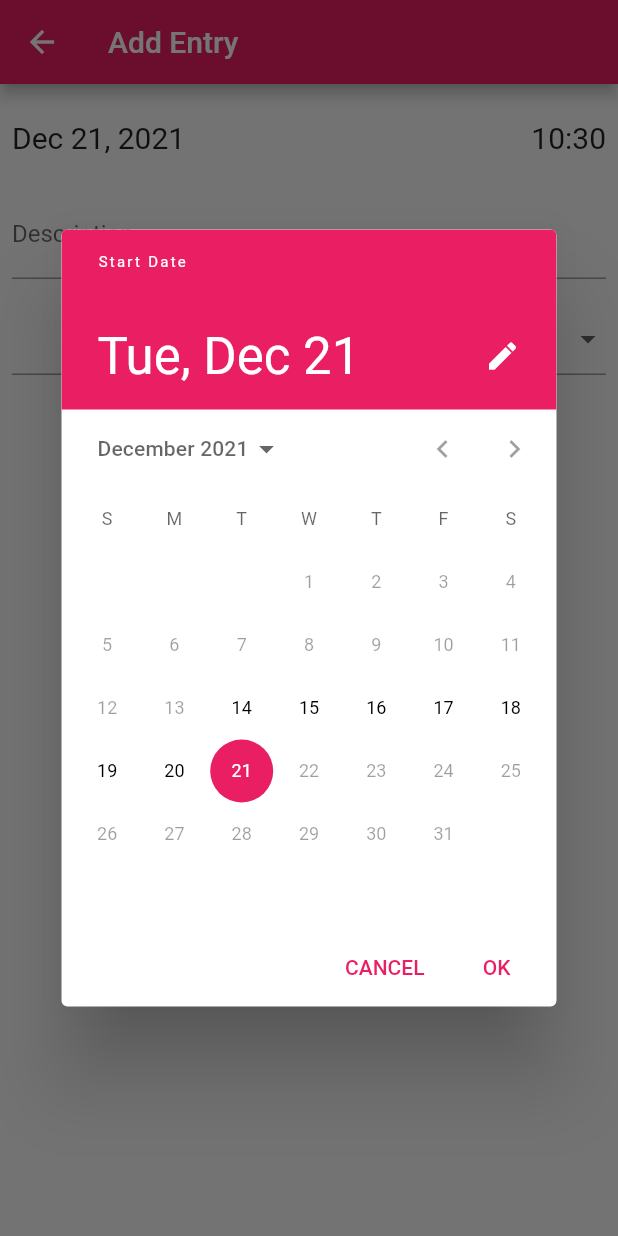
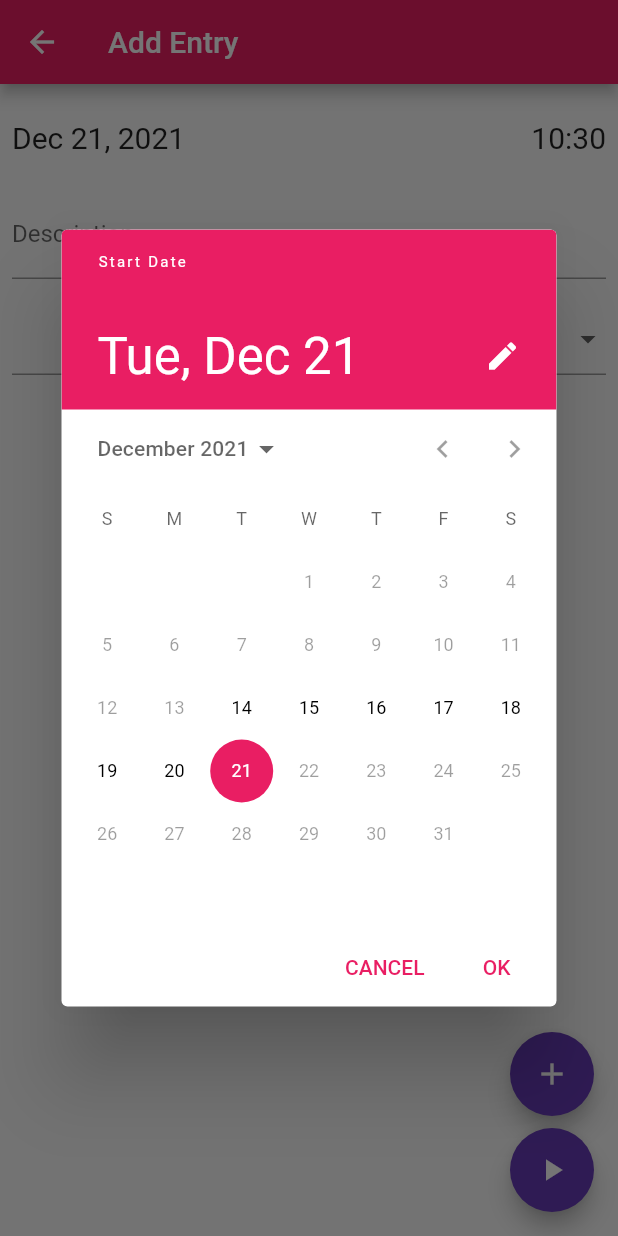
Before and after one commit to OmarInCS/flutter_tools_solution_course, a Flutter app: the TimeEntryScreen screen opened by its route, after a tap on an icon or button, on a phone screen of 412 x 824 dp. Run offline on Flutter 3.47's test engine with Material 2 defaults, Android fonts, the phone set to English and light mode, and no system bars; our stand-ins replace grouped_list.

Commit message:
add floating actions

```diff
--- a/lib/main.dart
+++ b/lib/main.dart
@@ -37,6 +37,7 @@ class MyApp extends StatelessWidget {
 
       routes: {
         TimeEntryScreen.addEntry: (context) => TimeEntryScreen(),
+        TogglHomeScreen.routeName: (context) => TogglHomeScreen(),
       },
     );
   }
--- a/lib/toggl_clone/time_entry_screen.dart
+++ b/lib/toggl_clone/time_entry_screen.dart
@@ -20,15 +20,19 @@ class _TimeEntryScreenState extends State<TimeEntryScreen> {
   var tfController = TextEditingController();
 
   Future<DateTime> getDateTime({getDate = true, String? dateLabel, String? timeLabel}) async {
-
-    var date = await showDatePicker(
+    DateTime? date;
+    if (getDate) {
+      date = await showDatePicker(
           context: context,
           firstDate: DateTime.now().subtract(Duration(days: 7)),
           lastDate: DateTime.now(),
           initialDate: DateTime.now(),
           helpText: dateLabel
       ) ?? DateTime.now();
-
+    }
+    else {
+      date = timeEntry.startTime;
+    }
     var time = await showTimePicker(
       context: context,
       initialTime: TimeOfDay.now(),
@@ -86,7 +90,9 @@ class _TimeEntryScreenState extends State<TimeEntryScreen> {
                 decoration: InputDecoration(
                   labelText: "Description"
                 ),
-                onSubmitted: (value) => timeEntry.description = value,
+                onSubmitted: (value) {
+                  timeEntry.description = value;
+                },
               )
             ),
             Padding(
@@ -109,7 +115,27 @@ class _TimeEntryScreenState extends State<TimeEntryScreen> {
           ],
         ),
       ),
+    floatingActionButton: Column(
+      mainAxisAlignment: MainAxisAlignment.end,
+      children: [
+        FloatingActionButton(
+          heroTag: null,
+          child: Icon(Icons.add),
+          onPressed: () async {
+            timeEntry.endTime = await getDateTime(getDate: false, timeLabel: "End Time");
+            TimeEntry.dummyEntries.add(timeEntry);
+            Navigator.pushNamed(context, TogglHomeScreen.routeName);
+          },
+        ),
+        SizedBox(height: 8,),
+        FloatingActionButton(
+          heroTag: null,
+          child: Icon(Icons.play_arrow),
+          onPressed: null,
+        ),
 
+      ],
+    ),
     );
   }
 }
--- a/lib/toggl_clone/toggl_home_screen.dart
+++ b/lib/toggl_clone/toggl_home_screen.dart
@@ -13,7 +13,7 @@ class TogglHomeScreen extends StatefulWidget {
   TogglHomeScreen({Key? key, this.runningEntry}) : super(key: key);
 
   TimeEntry? runningEntry;
-
+  static const routeName = "/home";
 
   @override
   _TogglHomeScreenState createState() => _TogglHomeScreenState();
```
Lines whose indentation alone changed are shown as unchanged.
